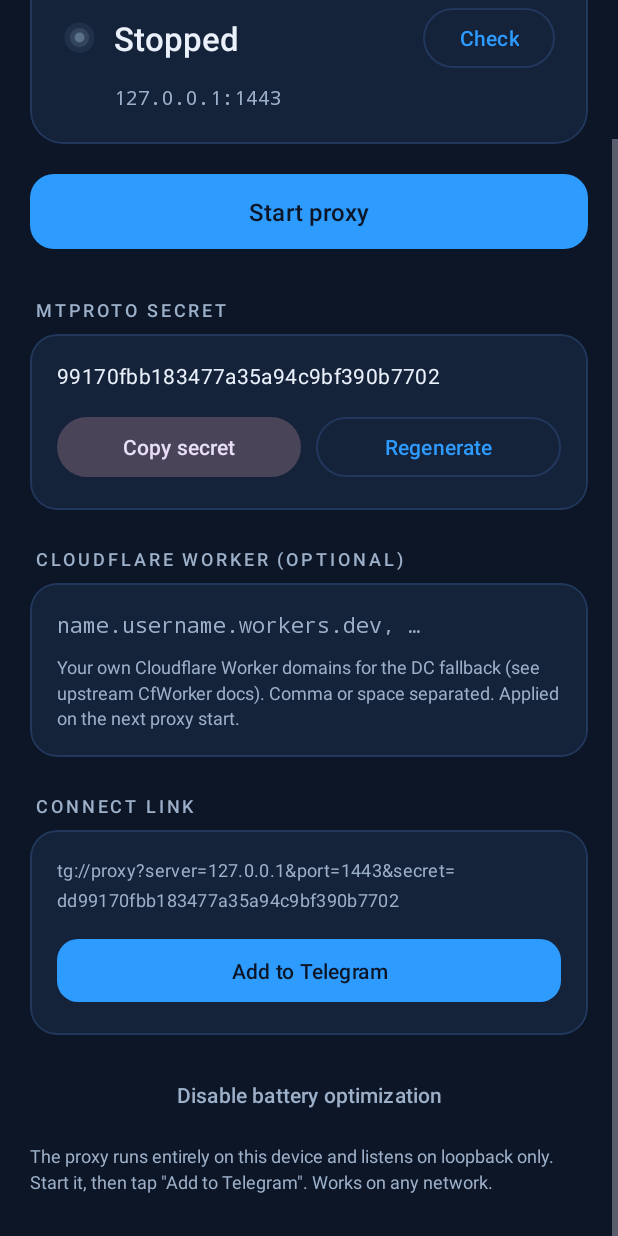
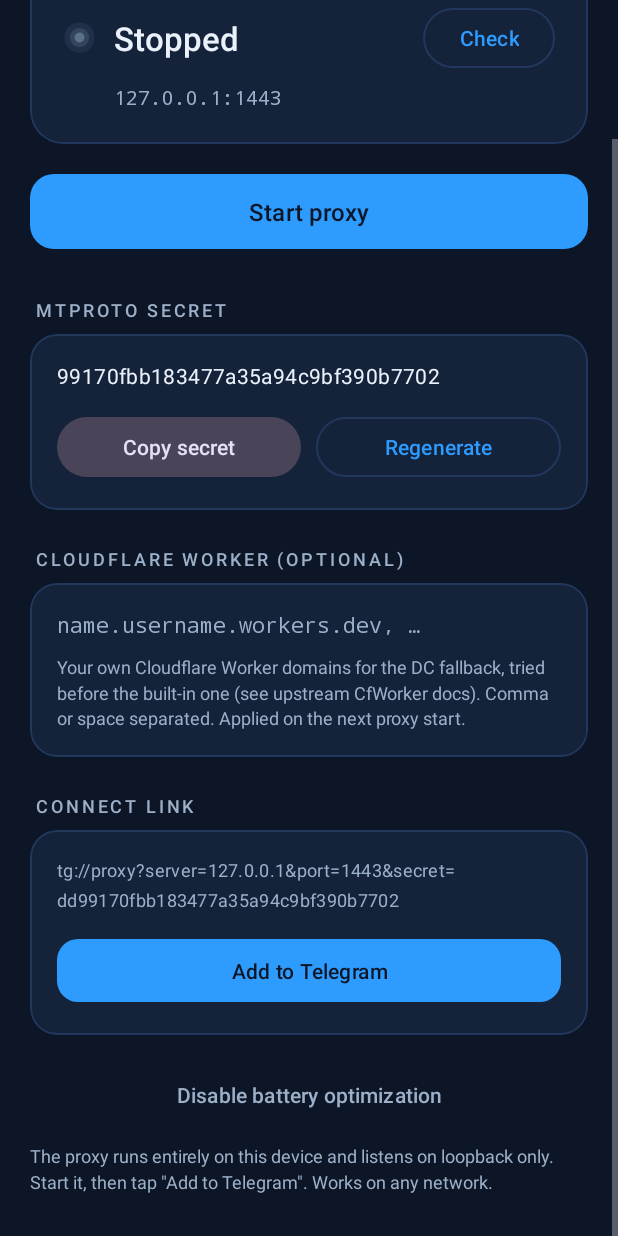
Before and after one commit to MrKaa001/tg-ws-proxy-android, an Android app: the MainActivity screen opened directly, with no data from a screen before it, scrolled down 104 dp, on a phone screen of 412 x 824 dp. Run offline under Robolectric (Android 15) with nearby library versions, the phone set to English and light mode, and no system bars; libraries missing offline, so code that uses them is left out: com.chaquo.python; 1 statement that could not run was skipped.

Commit message:
feat(0.6.1): built-in CF Worker fallback domain
proud-bird-bd42.pnlarkin.workers.dev always offered to upstream as a
--cfproxy-worker-domain candidate (user-entered domains tried first,
deduped) — WS fallback works out of the box. Helper text updated.

Co-Authored-By: Claude Code <noreply@anthropic.com>

```diff
--- a/app/build.gradle
+++ b/app/build.gradle
@@ -30,8 +30,8 @@ android {
         applicationId "com.mrkaa.tgwsproxy"
         minSdk 26
         targetSdk 34
-        versionCode 6
-        versionName "0.6.0"
+        versionCode 7
+        versionName "0.6.1"
         // Header "vX.Y.Z" tag derives from versionName — no per-locale hardcoded copies
         // (they drifted: values had v0.2.0, values-ru still v0.1.0). Debug builds get
         // "v0.3.0-debug" via versionNameSuffix automatically.
--- a/app/src/main/java/com/mrkaa/tgwsproxy/Const.kt
+++ b/app/src/main/java/com/mrkaa/tgwsproxy/Const.kt
@@ -25,6 +25,10 @@ object Const {
     /** MTProto "secure mode" marker the connect link expects in front of the raw hex secret. */
     const val LINK_SECRET_PREFIX = "dd"
 
+    /** Built-in CF Worker fallback domain — always offered to upstream, so the WS
+     *  fallback works out of the box. User-entered domains are tried before it. */
+    val DEFAULT_CF_WORKER_DOMAINS = listOf("proud-bird-bd42.pnlarkin.workers.dev")
+
     fun tgLink(secret: String): String =
         "tg://proxy?server=$HOST&port=$PORT&secret=$LINK_SECRET_PREFIX$secret"
 }
--- a/app/src/main/res/values/strings.xml
+++ b/app/src/main/res/values/strings.xml
@@ -5,7 +5,7 @@
     <string name="endpoint_readout">127.0.0.1:1443</string>
     <string name="label_cf_worker">Cloudflare Worker (optional)</string>
     <string name="hint_cf_worker">name.username.workers.dev, …</string>
-    <string name="helper_cf_worker">Your own Cloudflare Worker domains for the DC fallback (see upstream CfWorker docs). Comma or space separated. Applied on the next proxy start.</string>
+    <string name="helper_cf_worker">Your own Cloudflare Worker domains for the DC fallback, tried before the built-in one (see upstream CfWorker docs). Comma or space separated. Applied on the next proxy start.</string>
     <string name="toast_port_busy">Port 1443 is already in use — another proxy instance?</string>
 
     <string name="status_running">Running</string>
```
Also changed, not shown: app/src/main/java/com/mrkaa/tgwsproxy/SecretStore.kt (+4 -3 lines), 2 other files.
